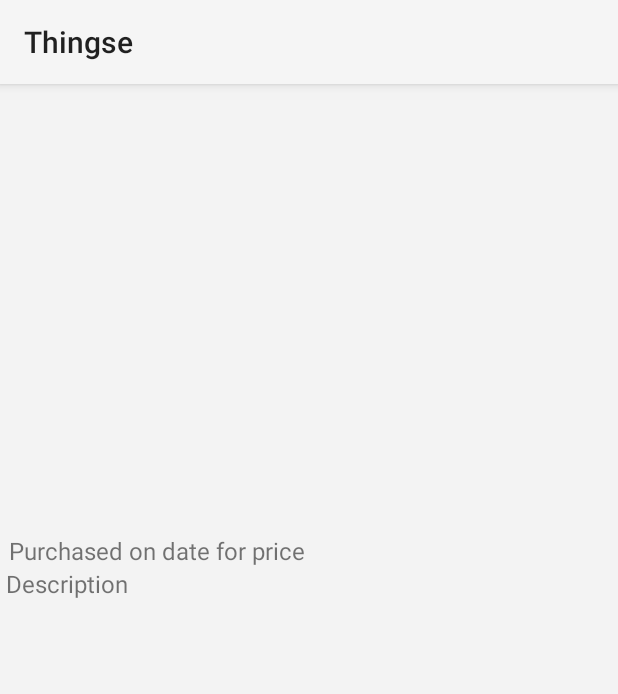
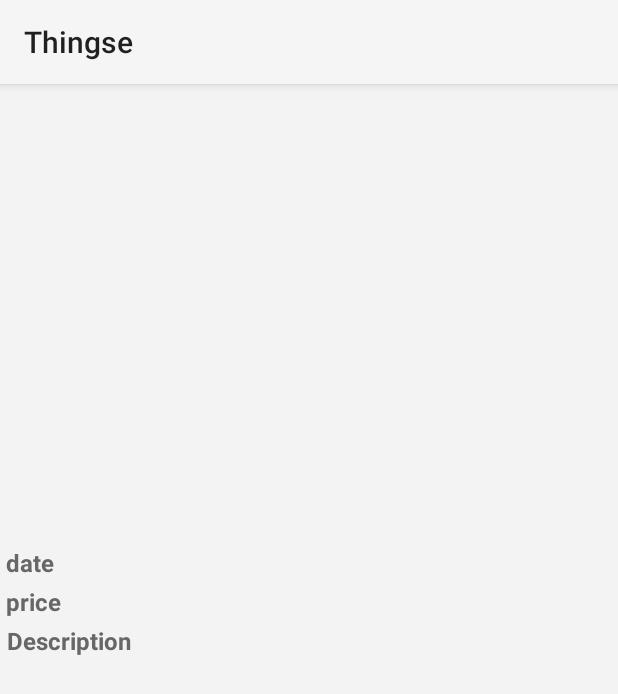
Before and after one commit to daneshzaki/Thingse, an Android app: the layout activity_view_something.xml on its own in the app's theme, with its tools: preview values and no code run, on a phone screen of 412 x 824 dp. Shown: the top 694 px of the screen. Run offline under Robolectric (Android 15) with nearby library versions, the phone set to English and light mode, and no system bars.

Commit message:
View Screen changes
Changed fonts, colors and layout

```diff
--- a/Thingse/app/src/main/java/com/daneshzaki/thingse/AddSomething.java
+++ b/Thingse/app/src/main/java/com/daneshzaki/thingse/AddSomething.java
@@ -232,7 +232,7 @@ public class AddSomething extends Activity {
 
             	// Image captured and saved to fileUri specified in the Intent
 
-            	Toast.makeText(this, "Image saved to:\n" + picLocation, Toast.LENGTH_LONG).show();
+            	Toast.makeText(this, "Image saved to:\n" + picLocation, Toast.LENGTH_SHORT).show();
 
 				//Jul15
 				//((TextView)findViewById(R.id.picLocation)).setText("Image captured!");
@@ -282,7 +282,7 @@ public class AddSomething extends Activity {
         		Log.i("AddSomething", "selected image location is " + picLocation);
 
             	// Image chosen path
-            	Toast.makeText(this, "Image selected is :\n" + picLocation, Toast.LENGTH_LONG).show();
+            	Toast.makeText(this, "Image selected is :\n" + picLocation, Toast.LENGTH_SHORT).show();
 
 
 				//Jul21
--- a/Thingse/app/src/main/res/layout/activity_view_something.xml
+++ b/Thingse/app/src/main/res/layout/activity_view_something.xml
@@ -15,53 +15,47 @@
         android:onClick="viewThingFull"
         android:scaleType="center" />
 
-    <RelativeLayout
+    <LinearLayout
         android:layout_width="fill_parent"
         android:layout_height="wrap_content"
-        android:layout_gravity="center"
         android:layout_marginLeft="2dp"
         android:layout_marginRight="2dp"
-        android:layout_weight="0.2">
-
-        <TextView
-            android:id="@+id/datePurchLabel"
-            android:layout_width="wrap_content"
-            android:layout_height="wrap_content"
-            android:text=" Purchased on "
-            android:textSize="16dp"
-            />
+        android:layout_weight="0.2"
+        android:orientation="vertical"
+        android:layout_marginTop="4dp"
+        android:showDividers="beginning">
 
         <TextView
             android:id="@+id/datePurchValue"
             android:layout_width="wrap_content"
             android:layout_height="wrap_content"
             android:layout_alignParentTop="true"
-            android:layout_toRightOf="@+id/datePurchLabel"
             android:text="date"
-            android:textSize="16dp" />
-
-        <TextView
-            android:id="@+id/forLabel"
-            android:layout_width="wrap_content"
-            android:layout_height="wrap_content"
-            android:layout_alignParentTop="true"
-            android:layout_toRightOf="@+id/datePurchValue"
-            android:text=" for "
-            android:textSize="16dp" />
+            android:textSize="16dp"
+            android:textColor="#676767"
+            android:textStyle="bold"
+            android:typeface="normal"
+            android:paddingTop="4dp"
+            android:paddingBottom="2dp"
+            android:layout_marginLeft="2dp"
+            />
 
         <TextView
             android:id="@+id/priceValue"
             android:layout_width="wrap_content"
             android:layout_height="wrap_content"
-            android:layout_alignParentRight="true"
-            android:layout_alignParentTop="true"
-            android:layout_toRightOf="@+id/forLabel"
             android:text="price"
-            android:textSize="16dp" />
+            android:textSize="16dp"
+            android:textStyle="bold"
+            android:typeface="normal"
+            android:textColor="#676767"
+            android:paddingTop="2dp"
+            android:paddingBottom="2dp"
+            android:layout_marginLeft="2dp"
+            />
 
         <TextView
             android:id="@+id/descValue"
-            android:layout_below="@id/datePurchLabel"
             android:layout_width="match_parent"
             android:layout_height="wrap_content"
             android:layout_gravity="center"
@@ -69,9 +63,13 @@
             android:textSize="16dp"
             android:layout_weight="0.1"
             android:layout_marginLeft="2dp"
-            />
+            android:typeface="normal"
+            android:textColor="#676767"
+            android:textStyle="bold"
+            android:paddingTop="2dp"
+            android:paddingBottom="2dp" />
 
-    </RelativeLayout>
+    </LinearLayout>
 
 
 </LinearLayout>
```
Also changed, not shown: Thingse/app/src/main/java/com/daneshzaki/thingse/ThingseActivity.java (+32 -2 lines), Thingse/app/src/main/java/com/daneshzaki/thingse/ViewSomething.java (+22 -11 lines), Thingse/app/src/main/java/com/daneshzaki/thingse/buffer.txt (+138 -0 lines), Thingse/app/src/main/res/layout/activity_add_something.xml (+10 -6 lines), Thingse/app/src/main/res/layout/activity_thingse.xml (+3 -8 lines).
